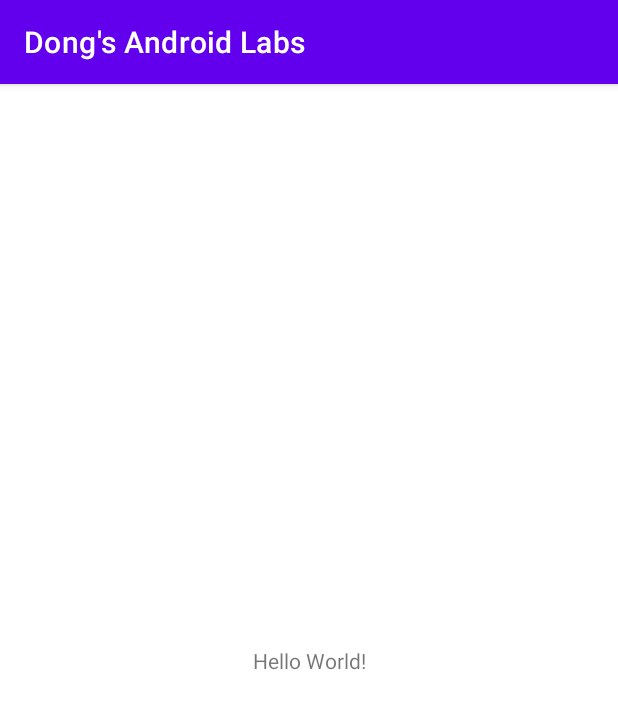
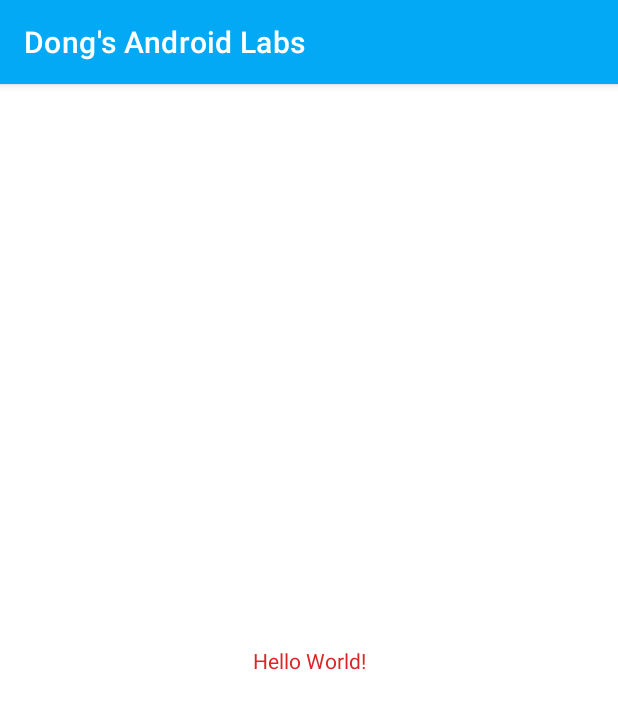
Before and after one commit to Nutation-chn/MyAndroidLabs, an Android app: the screen it shows after launch (MainActivity), on a phone screen of 412 x 824 dp. Shown: the top 709 px of the screen. Run offline under Robolectric (Android 15) with nearby library versions, the phone set to English and light mode, and no system bars.

Commit message:
Second commit: change the icon and app colours

```diff
--- a/app/src/main/AndroidManifest.xml
+++ b/app/src/main/AndroidManifest.xml
@@ -4,9 +4,8 @@
 
     <application
         android:allowBackup="true"
-        android:icon="@mipmap/ic_launcher"
+        android:icon="@drawable/app_icon"
         android:label="@string/app_name"
-        android:roundIcon="@mipmap/ic_launcher_round"
         android:supportsRtl="true"
         android:theme="@style/Theme.DongsAndroidLabs">
         <activity
--- a/app/src/main/res/mipmap-anydpi-v26/ic_launcher.xml
+++ /dev/null
@@ -1,5 +0,0 @@
-<?xml version="1.0" encoding="utf-8"?>
-<adaptive-icon xmlns:android="http://schemas.android.com/apk/res/android">
-    <background android:drawable="@drawable/ic_launcher_background" />
-    <foreground android:drawable="@drawable/ic_launcher_foreground" />
-</adaptive-icon>
--- a/app/src/main/res/mipmap-anydpi-v26/ic_launcher_round.xml
+++ /dev/null
@@ -1,5 +0,0 @@
-<?xml version="1.0" encoding="utf-8"?>
-<adaptive-icon xmlns:android="http://schemas.android.com/apk/res/android">
-    <background android:drawable="@drawable/ic_launcher_background" />
-    <foreground android:drawable="@drawable/ic_launcher_foreground" />
-</adaptive-icon>
--- a/app/src/main/res/values-night/themes.xml
+++ b/app/src/main/res/values-night/themes.xml
@@ -2,15 +2,11 @@
     <!-- Base application theme. -->
     <style name="Theme.DongsAndroidLabs" parent="Theme.MaterialComponents.DayNight.DarkActionBar">
         <!-- Primary brand color. -->
-        <item name="colorPrimary">@color/purple_200</item>
-        <item name="colorPrimaryVariant">@color/purple_700</item>
-        <item name="colorOnPrimary">@color/black</item>
+        <item name="colorPrimary">@color/my_primary</item>
         <!-- Secondary brand color. -->
-        <item name="colorSecondary">@color/teal_200</item>
-        <item name="colorSecondaryVariant">@color/teal_200</item>
-        <item name="colorOnSecondary">@color/black</item>
+        <item name="colorSecondary">@color/my_secondary</item>
         <!-- Status bar color. -->
-        <item name="android:statusBarColor" tools:targetApi="l">?attr/colorPrimaryVariant</item>
+        <item name="android:statusBarColor">@color/my_statusbar</item>
         <!-- Customize your theme here. -->
     </style>
 </resources>
--- a/app/src/main/res/values/colors.xml
+++ b/app/src/main/res/values/colors.xml
@@ -1,10 +1,10 @@
 <?xml version="1.0" encoding="utf-8"?>
 <resources>
-    <color name="purple_200">#FFBB86FC</color>
-    <color name="purple_500">#FF6200EE</color>
-    <color name="purple_700">#FF3700B3</color>
-    <color name="teal_200">#FF03DAC5</color>
-    <color name="teal_700">#FF018786</color>
+    <color name="my_primary">#03A9F4</color>
+    <color name="my_secondary">#5E9C15</color>
+    <color name="my_statusbar">#00BCD4</color>
+    <color name="my_text">#DC2525</color>
+
     <color name="black">#FF000000</color>
     <color name="white">#FFFFFFFF</color>
 </resources>
--- a/app/src/main/res/values/themes.xml
+++ b/app/src/main/res/values/themes.xml
@@ -2,15 +2,12 @@
     <!-- Base application theme. -->
     <style name="Theme.DongsAndroidLabs" parent="Theme.MaterialComponents.DayNight.DarkActionBar">
         <!-- Primary brand color. -->
-        <item name="colorPrimary">@color/purple_500</item>
-        <item name="colorPrimaryVariant">@color/purple_700</item>
-        <item name="colorOnPrimary">@color/white</item>
+        <item name="colorPrimary">@color/my_primary</item>
         <!-- Secondary brand color. -->
-        <item name="colorSecondary">@color/teal_200</item>
-        <item name="colorSecondaryVariant">@color/teal_700</item>
-        <item name="colorOnSecondary">@color/black</item>
+        <item name="colorSecondary">@color/my_secondary</item>
         <!-- Status bar color. -->
-        <item name="android:statusBarColor" tools:targetApi="l">?attr/colorPrimaryVariant</item>
+        <item name="android:statusBarColor">@color/my_statusbar</item>
         <!-- Customize your theme here. -->
+        <item name="android:textColor">@color/my_text</item>
     </style>
 </resources>
```
Also changed, not shown: app/src/main/res/drawable-v24/ic_launcher_foreground.xml (deleted, +0 -30 lines), app/src/main/res/mipmap-hdpi/ic_launcher.webp (deleted), app/src/main/res/mipmap-hdpi/ic_launcher_round.webp (deleted), app/src/main/res/mipmap-mdpi/ic_launcher.webp (deleted), app/src/main/res/mipmap-mdpi/ic_launcher_round.webp (deleted), app/src/main/res/mipmap-xhdpi/ic_launcher.webp (deleted), app/src/main/res/mipmap-xhdpi/ic_launcher_round.webp (deleted), app/src/main/res/mipmap-xxhdpi/ic_launcher.webp (deleted), app/src/main/res/mipmap-xxhdpi/ic_launcher_round.webp (deleted), app/src/main/res/mipmap-xxxhdpi/ic_launcher.webp (deleted), app/src/main/res/mipmap-xxxhdpi/ic_launcher_round.webp (deleted).
